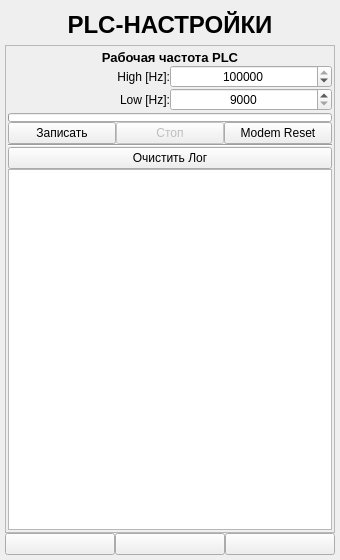
First picture: the form in ANDROID_FORMS/plc_settings_form.ui, repository DavidSiegman/PLC_RF_Configurator, before the edit.
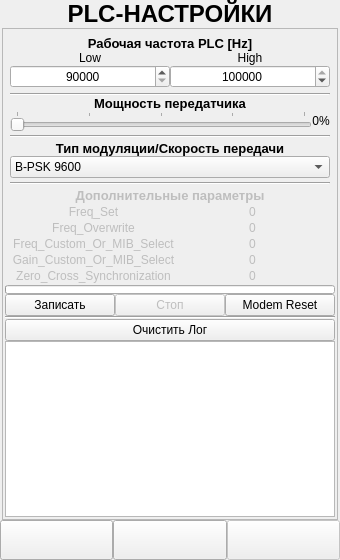
Second picture: the form after the edit. Icons and pictures are not drawn.

```diff
--- a/ANDROID_FORMS/plc_settings_form.ui
+++ b/ANDROID_FORMS/plc_settings_form.ui
@@ -13,21 +13,21 @@
   <property name="windowTitle">
    <string>Form</string>
   </property>
-  <layout class="QVBoxLayout" name="verticalLayout_2">
+  <layout class="QVBoxLayout" name="verticalLayout_8">
    <property name="spacing">
     <number>0</number>
    </property>
    <property name="leftMargin">
-    <number>5</number>
+    <number>0</number>
    </property>
    <property name="topMargin">
-    <number>5</number>
+    <number>0</number>
    </property>
    <property name="rightMargin">
-    <number>5</number>
+    <number>0</number>
    </property>
    <property name="bottomMargin">
-    <number>5</number>
+    <number>0</number>
    </property>
    <item>
     <widget class="QLabel" name="label_1">
@@ -40,7 +40,7 @@
      <property name="minimumSize">
       <size>
        <width>0</width>
-       <height>40</height>
+       <height>0</height>
       </size>
      </property>
      <property name="font">
@@ -60,6 +60,27 @@
     </widget>
    </item>
    <item>
+    <widget class="QWidget" name="Main_Widget" native="true">
+     <property name="styleSheet">
+      <string notr="true"/>
+     </property>
+     <layout class="QVBoxLayout" name="verticalLayout_6">
+      <property name="spacing">
+       <number>0</number>
+      </property>
+      <property name="leftMargin">
+       <number>2</number>
+      </property>
+      <property name="topMargin">
+       <number>0</number>
+      </property>
+      <property name="rightMargin">
+       <number>2</number>
+      </property>
+      <property name="bottomMargin">
+       <number>0</number>
+      </property>
+      <item>
     <widget class="QScrollArea" name="scrollArea">
      <property name="horizontalScrollBarPolicy">
       <enum>Qt::ScrollBarAlwaysOff</enum>
@@ -72,8 +93,8 @@
        <rect>
         <x>0</x>
         <y>0</y>
-        <width>328</width>
-        <height>468</height>
+           <width>334</width>
+           <height>486</height>
        </rect>
       </property>
       <layout class="QVBoxLayout" name="verticalLayout">
@@ -99,16 +120,16 @@
            <number>0</number>
           </property>
           <property name="leftMargin">
-           <number>0</number>
+              <number>5</number>
           </property>
           <property name="topMargin">
-           <number>2</number>
+              <number>5</number>
           </property>
           <property name="rightMargin">
-           <number>0</number>
+              <number>5</number>
           </property>
           <property name="bottomMargin">
-           <number>2</number>
+              <number>0</number>
           </property>
           <item>
            <widget class="QLabel" name="label_2">
@@ -139,7 +160,7 @@
              </font>
             </property>
             <property name="text">
-             <string>Рабочая частота PLC</string>
+                <string>Рабочая частота PLC [Hz]</string>
             </property>
             <property name="alignment">
              <set>Qt::AlignCenter</set>
@@ -148,115 +169,10 @@
           </item>
           <item>
            <layout class="QGridLayout" name="gridLayout">
-            <item row="1" column="1">
-             <widget class="QSpinBox" name="PLC_LowF">
-              <property name="sizePolicy">
-               <sizepolicy hsizetype="Expanding" vsizetype="Minimum">
-                <horstretch>0</horstretch>
-                <verstretch>0</verstretch>
-               </sizepolicy>
-              </property>
-              <property name="minimumSize">
-               <size>
-                <width>0</width>
-                <height>0</height>
-               </size>
-              </property>
-              <property name="maximumSize">
-               <size>
-                <width>16777215</width>
-                <height>16777215</height>
-               </size>
-              </property>
-              <property name="font">
-               <font>
-                <family>Microsoft YaHei UI</family>
-               </font>
-              </property>
-              <property name="alignment">
-               <set>Qt::AlignCenter</set>
-              </property>
-              <property name="minimum">
-               <number>9000</number>
-              </property>
-              <property name="maximum">
-               <number>125000</number>
-              </property>
-             </widget>
-            </item>
-            <item row="1" column="0">
-             <widget class="QLabel" name="label_4">
-              <property name="sizePolicy">
-               <sizepolicy hsizetype="Expanding" vsizetype="Minimum">
-                <horstretch>0</horstretch>
-                <verstretch>0</verstretch>
-               </sizepolicy>
-              </property>
-              <property name="minimumSize">
-               <size>
-                <width>100</width>
-                <height>0</height>
-               </size>
-              </property>
-              <property name="maximumSize">
-               <size>
-                <width>16777215</width>
-                <height>16777215</height>
-               </size>
-              </property>
-              <property name="font">
-               <font>
-                <family>Microsoft YaHei UI</family>
-               </font>
-              </property>
-              <property name="text">
-               <string>Low [Hz]:</string>
-              </property>
-              <property name="alignment">
-               <set>Qt::AlignRight|Qt::AlignTrailing|Qt::AlignVCenter</set>
-              </property>
-             </widget>
-            </item>
+               <property name="spacing">
+                <number>0</number>
+               </property>
             <item row="0" column="1">
-             <widget class="QSpinBox" name="PLC_HighF">
-              <property name="sizePolicy">
-               <sizepolicy hsizetype="Expanding" vsizetype="Minimum">
-                <horstretch>0</horstretch>
-                <verstretch>0</verstretch>
-               </sizepolicy>
-              </property>
-              <property name="minimumSize">
-               <size>
-                <width>0</width>
-                <height>0</height>
-               </size>
-              </property>
-              <property name="maximumSize">
-               <size>
-                <width>16777215</width>
-                <height>16777215</height>
-               </size>
-              </property>
-              <property name="font">
-               <font>
-                <family>Microsoft YaHei UI</family>
-               </font>
-              </property>
-              <property name="alignment">
-               <set>Qt::AlignCenter</set>
-              </property>
-              <property name="minimum">
-               <number>9000</number>
-              </property>
-              <property name="maximum">
-               <number>125000</number>
-              </property>
-              <property name="value">
-               <number>125000</number>
-              </property>
-             </widget>
-            </item>
-            <item row="0" column="0">
              <widget class="QLabel" name="label_3">
               <property name="sizePolicy">
                <sizepolicy hsizetype="Expanding" vsizetype="Minimum">
@@ -282,10 +198,652 @@
                </font>
               </property>
               <property name="text">
-               <string>High [Hz]:</string>
+                  <string>High</string>
               </property>
               <property name="alignment">
-               <set>Qt::AlignRight|Qt::AlignTrailing|Qt::AlignVCenter</set>
+                  <set>Qt::AlignCenter</set>
+                 </property>
+                </widget>
+               </item>
+               <item row="1" column="1">
+                <widget class="QSpinBox" name="PLC_HighF">
+                 <property name="sizePolicy">
+                  <sizepolicy hsizetype="Expanding" vsizetype="Minimum">
+                   <horstretch>0</horstretch>
+                   <verstretch>0</verstretch>
+                  </sizepolicy>
+                 </property>
+                 <property name="minimumSize">
+                  <size>
+                   <width>0</width>
+                   <height>0</height>
+                  </size>
+                 </property>
+                 <property name="maximumSize">
+                  <size>
+                   <width>16777215</width>
+                   <height>16777215</height>
+                  </size>
+                 </property>
+                 <property name="font">
+                  <font>
+                   <family>Microsoft YaHei UI</family>
+                  </font>
+                 </property>
+                 <property name="alignment">
+                  <set>Qt::AlignCenter</set>
+                 </property>
+                 <property name="minimum">
+                  <number>90000</number>
+                 </property>
+                 <property name="maximum">
+                  <number>125000</number>
+                 </property>
+                 <property name="value">
+                  <number>125000</number>
+                 </property>
+                </widget>
+               </item>
+               <item row="0" column="0">
+                <widget class="QLabel" name="label_4">
+                 <property name="sizePolicy">
+                  <sizepolicy hsizetype="Expanding" vsizetype="Minimum">
+                   <horstretch>0</horstretch>
+                   <verstretch>0</verstretch>
+                  </sizepolicy>
+                 </property>
+                 <property name="minimumSize">
+                  <size>
+                   <width>100</width>
+                   <height>0</height>
+                  </size>
+                 </property>
+                 <property name="maximumSize">
+                  <size>
+                   <width>16777215</width>
+                   <height>16777215</height>
+                  </size>
+                 </property>
+                 <property name="font">
+                  <font>
+                   <family>Microsoft YaHei UI</family>
+                  </font>
+                 </property>
+                 <property name="text">
+                  <string>Low</string>
+                 </property>
+                 <property name="alignment">
+                  <set>Qt::AlignCenter</set>
+                 </property>
+                </widget>
+               </item>
+               <item row="1" column="0">
+                <widget class="QSpinBox" name="PLC_LowF">
+                 <property name="sizePolicy">
+                  <sizepolicy hsizetype="Expanding" vsizetype="Minimum">
+                   <horstretch>0</horstretch>
+                   <verstretch>0</verstretch>
+                  </sizepolicy>
+                 </property>
+                 <property name="minimumSize">
+                  <size>
+                   <width>0</width>
+                   <height>0</height>
+                  </size>
+                 </property>
+                 <property name="maximumSize">
+                  <size>
+                   <width>16777215</width>
+                   <height>16777215</height>
+                  </size>
+                 </property>
+                 <property name="font">
+                  <font>
+                   <family>Microsoft YaHei UI</family>
+                  </font>
+                 </property>
+                 <property name="alignment">
+                  <set>Qt::AlignCenter</set>
+                 </property>
+                 <property name="minimum">
+                  <number>90000</number>
+                 </property>
+                 <property name="maximum">
+                  <number>125000</number>
+                 </property>
+                </widget>
+               </item>
+              </layout>
+             </item>
+            </layout>
+           </widget>
+          </item>
+          <item>
+           <widget class="QWidget" name="PLCSettings_Widget" native="true">
+            <layout class="QVBoxLayout" name="verticalLayout_7">
+             <property name="spacing">
+              <number>0</number>
+             </property>
+             <property name="leftMargin">
+              <number>5</number>
+             </property>
+             <property name="topMargin">
+              <number>5</number>
+             </property>
+             <property name="rightMargin">
+              <number>5</number>
+             </property>
+             <property name="bottomMargin">
+              <number>0</number>
+             </property>
+             <item>
+              <widget class="Line" name="line_4">
+               <property name="orientation">
+                <enum>Qt::Horizontal</enum>
+               </property>
+              </widget>
+             </item>
+             <item>
+              <widget class="QLabel" name="label_5">
+               <property name="sizePolicy">
+                <sizepolicy hsizetype="Expanding" vsizetype="Minimum">
+                 <horstretch>0</horstretch>
+                 <verstretch>0</verstretch>
+                </sizepolicy>
+               </property>
+               <property name="minimumSize">
+                <size>
+                 <width>0</width>
+                 <height>0</height>
+                </size>
+               </property>
+               <property name="maximumSize">
+                <size>
+                 <width>16777215</width>
+                 <height>16777215</height>
+                </size>
+               </property>
+               <property name="font">
+                <font>
+                 <family>Microsoft YaHei UI</family>
+                 <pointsize>10</pointsize>
+                 <weight>75</weight>
+                 <bold>true</bold>
+                </font>
+               </property>
+               <property name="text">
+                <string>Мощность передатчика</string>
+               </property>
+               <property name="alignment">
+                <set>Qt::AlignCenter</set>
+               </property>
+              </widget>
+             </item>
+             <item>
+              <layout class="QHBoxLayout" name="horizontalLayout_3">
+               <property name="spacing">
+                <number>0</number>
+               </property>
+               <item>
+                <widget class="QSlider" name="PLC_Power">
+                 <property name="sizePolicy">
+                  <sizepolicy hsizetype="Expanding" vsizetype="Minimum">
+                   <horstretch>0</horstretch>
+                   <verstretch>0</verstretch>
+                  </sizepolicy>
+                 </property>
+                 <property name="minimum">
+                  <number>3</number>
+                 </property>
+                 <property name="maximum">
+                  <number>31</number>
+                 </property>
+                 <property name="pageStep">
+                  <number>1</number>
+                 </property>
+                 <property name="value">
+                  <number>3</number>
+                 </property>
+                 <property name="orientation">
+                  <enum>Qt::Horizontal</enum>
+                 </property>
+                 <property name="tickPosition">
+                  <enum>QSlider::TicksAbove</enum>
+                 </property>
+                 <property name="tickInterval">
+                  <number>7</number>
+                 </property>
+                </widget>
+               </item>
+               <item>
+                <widget class="QLabel" name="PLC_PowerIndic">
+                 <property name="sizePolicy">
+                  <sizepolicy hsizetype="Minimum" vsizetype="Minimum">
+                   <horstretch>0</horstretch>
+                   <verstretch>0</verstretch>
+                  </sizepolicy>
+                 </property>
+                 <property name="font">
+                  <font>
+                   <family>Microsoft YaHei UI</family>
+                  </font>
+                 </property>
+                 <property name="text">
+                  <string>0%</string>
+                 </property>
+                 <property name="scaledContents">
+                  <bool>true</bool>
+                 </property>
+                 <property name="alignment">
+                  <set>Qt::AlignCenter</set>
+                 </property>
+                 <property name="wordWrap">
+                  <bool>false</bool>
+                 </property>
+                </widget>
+               </item>
+              </layout>
+             </item>
+             <item>
+              <widget class="Line" name="line_2">
+               <property name="minimumSize">
+                <size>
+                 <width>0</width>
+                 <height>10</height>
+                </size>
+               </property>
+               <property name="orientation">
+                <enum>Qt::Horizontal</enum>
+               </property>
+              </widget>
+             </item>
+             <item>
+              <widget class="QLabel" name="label_6">
+               <property name="sizePolicy">
+                <sizepolicy hsizetype="Expanding" vsizetype="Minimum">
+                 <horstretch>0</horstretch>
+                 <verstretch>0</verstretch>
+                </sizepolicy>
+               </property>
+               <property name="minimumSize">
+                <size>
+                 <width>0</width>
+                 <height>0</height>
+                </size>
+               </property>
+               <property name="maximumSize">
+                <size>
+                 <width>16777215</width>
+                 <height>16777215</height>
+                </size>
+               </property>
+               <property name="font">
+                <font>
+                 <family>Microsoft YaHei UI</family>
+                 <pointsize>10</pointsize>
+                 <weight>75</weight>
+                 <bold>true</bold>
+                </font>
+               </property>
+               <property name="text">
+                <string>Тип модуляции/Скорость передачи</string>
+               </property>
+               <property name="alignment">
+                <set>Qt::AlignCenter</set>
+               </property>
+              </widget>
+             </item>
+             <item>
+              <widget class="QComboBox" name="PLCModulation">
+               <property name="sizePolicy">
+                <sizepolicy hsizetype="Expanding" vsizetype="Minimum">
+                 <horstretch>0</horstretch>
+                 <verstretch>0</verstretch>
+                </sizepolicy>
+               </property>
+               <property name="font">
+                <font>
+                 <family>Microsoft YaHei UI</family>
+                </font>
+               </property>
+               <item>
+                <property name="text">
+                 <string>B-PSK 9600</string>
+                </property>
+               </item>
+               <item>
+                <property name="text">
+                 <string>Q-PSK 19200</string>
+                </property>
+               </item>
+               <item>
+                <property name="text">
+                 <string>8-PSK 28800</string>
+                </property>
+               </item>
+               <item>
+                <property name="text">
+                 <string>B-PSK Coded 4800</string>
+                </property>
+               </item>
+               <item>
+                <property name="text">
+                 <string>Q-PSK Coded 9600</string>
+                </property>
+               </item>
+               <item>
+                <property name="text">
+                 <string>B-PSK Coded PNA 2400</string>
+                </property>
+               </item>
+              </widget>
+             </item>
+             <item>
+              <widget class="Line" name="line_3">
+               <property name="minimumSize">
+                <size>
+                 <width>0</width>
+                 <height>10</height>
+                </size>
+               </property>
+               <property name="orientation">
+                <enum>Qt::Horizontal</enum>
+               </property>
+              </widget>
+             </item>
+             <item>
+              <widget class="QLabel" name="label_7">
+               <property name="enabled">
+                <bool>false</bool>
+               </property>
+               <property name="sizePolicy">
+                <sizepolicy hsizetype="Expanding" vsizetype="Minimum">
+                 <horstretch>0</horstretch>
+                 <verstretch>0</verstretch>
+                </sizepolicy>
+               </property>
+               <property name="minimumSize">
+                <size>
+                 <width>0</width>
+                 <height>0</height>
+                </size>
+               </property>
+               <property name="maximumSize">
+                <size>
+                 <width>16777215</width>
+                 <height>16777215</height>
+                </size>
+               </property>
+               <property name="font">
+                <font>
+                 <family>Microsoft YaHei UI</family>
+                 <pointsize>10</pointsize>
+                 <weight>75</weight>
+                 <bold>true</bold>
+                </font>
+               </property>
+               <property name="text">
+                <string>Дополнительные параметры</string>
+               </property>
+               <property name="alignment">
+                <set>Qt::AlignCenter</set>
+               </property>
+              </widget>
+             </item>
+             <item>
+              <layout class="QGridLayout" name="gridLayout_2">
+               <property name="leftMargin">
+                <number>2</number>
+               </property>
+               <property name="topMargin">
+                <number>2</number>
+               </property>
+               <property name="rightMargin">
+                <number>2</number>
+               </property>
+               <property name="bottomMargin">
+                <number>2</number>
+               </property>
+               <property name="spacing">
+                <number>2</number>
+               </property>
+               <item row="0" column="0">
+                <widget class="QLabel" name="label_10">
+                 <property name="enabled">
+                  <bool>false</bool>
+                 </property>
+                 <property name="sizePolicy">
+                  <sizepolicy hsizetype="Expanding" vsizetype="Minimum">
+                   <horstretch>0</horstretch>
+                   <verstretch>0</verstretch>
+                  </sizepolicy>
+                 </property>
+                 <property name="font">
+                  <font>
+                   <family>Microsoft YaHei UI</family>
+                  </font>
+                 </property>
+                 <property name="text">
+                  <string>Freq_Set</string>
+                 </property>
+                 <property name="alignment">
+                  <set>Qt::AlignCenter</set>
+                 </property>
+                </widget>
+               </item>
+               <item row="0" column="1">
+                <widget class="QLabel" name="Freq_Set">
+                 <property name="enabled">
+                  <bool>false</bool>
+                 </property>
+                 <property name="sizePolicy">
+                  <sizepolicy hsizetype="Expanding" vsizetype="Minimum">
+                   <horstretch>0</horstretch>
+                   <verstretch>0</verstretch>
+                  </sizepolicy>
+                 </property>
+                 <property name="font">
+                  <font>
+                   <family>Microsoft YaHei UI</family>
+                  </font>
+                 </property>
+                 <property name="text">
+                  <string>0</string>
+                 </property>
+                 <property name="alignment">
+                  <set>Qt::AlignCenter</set>
+                 </property>
+                </widget>
+               </item>
+               <item row="2" column="0">
+                <widget class="QLabel" name="label_8">
+                 <property name="enabled">
+                  <bool>false</bool>
+                 </property>
+                 <property name="sizePolicy">
+                  <sizepolicy hsizetype="Expanding" vsizetype="Minimum">
+                   <horstretch>0</horstretch>
+                   <verstretch>0</verstretch>
+                  </sizepolicy>
+                 </property>
+                 <property name="font">
+                  <font>
+                   <family>Microsoft YaHei UI</family>
+                  </font>
+                 </property>
+                 <property name="text">
+                  <string>Freq_Custom_Or_MIB_Select</string>
+                 </property>
+                 <property name="alignment">
+                  <set>Qt::AlignCenter</set>
+                 </property>
+                </widget>
+               </item>
+               <item row="2" column="1">
+                <widget class="QLabel" name="Freq_Custom_Or_MIB_Select">
+                 <property name="enabled">
+                  <bool>false</bool>
+                 </property>
+                 <property name="sizePolicy">
+                  <sizepolicy hsizetype="Expanding" vsizetype="Minimum">
+                   <horstretch>0</horstretch>
+                   <verstretch>0</verstretch>
+                  </sizepolicy>
+                 </property>
+                 <property name="font">
+                  <font>
+                   <family>Microsoft YaHei UI</family>
+                  </font>
+                 </property>
+                 <property name="text">
+                  <string>0</string>
+                 </property>
+                 <property name="alignment">
+                  <set>Qt::AlignCenter</set>
+                 </property>
+                </widget>
+               </item>
+               <item row="1" column="0">
+                <widget class="QLabel" name="label_9">
+                 <property name="enabled">
+                  <bool>false</bool>
+                 </property>
+                 <property name="sizePolicy">
+                  <sizepolicy hsizetype="Expanding" vsizetype="Minimum">
+                   <horstretch>0</horstretch>
+                   <verstretch>0</verstretch>
+                  </sizepolicy>
+                 </property>
+                 <property name="font">
+                  <font>
+                   <family>Microsoft YaHei UI</family>
+                  </font>
+                 </property>
+                 <property name="text">
+                  <string>Freq_Overwrite</string>
+                 </property>
+                 <property name="alignment">
+                  <set>Qt::AlignCenter</set>
+                 </property>
+                </widget>
+               </item>
+               <item row="1" column="1">
+                <widget class="QLabel" name="Freq_Overwrite">
+                 <property name="enabled">
+                  <bool>false</bool>
+                 </property>
+                 <property name="sizePolicy">
+                  <sizepolicy hsizetype="Expanding" vsizetype="Minimum">
+                   <horstretch>0</horstretch>
+                   <verstretch>0</verstretch>
+                  </sizepolicy>
+                 </property>
+                 <property name="font">
+                  <font>
+                   <family>Microsoft YaHei UI</family>
+                  </font>
+                 </property>
+                 <property name="text">
+                  <string>0</string>
+                 </property>
+                 <property name="alignment">
+                  <set>Qt::AlignCenter</set>
+                 </property>
+                </widget>
+               </item>
+               <item row="3" column="0">
+                <widget class="QLabel" name="label_11">
+                 <property name="enabled">
+                  <bool>false</bool>
+                 </property>
+                 <property name="sizePolicy">
+                  <sizepolicy hsizetype="Expanding" vsizetype="Minimum">
+                   <horstretch>0</horstretch>
+                   <verstretch>0</verstretch>
+                  </sizepolicy>
+                 </property>
+                 <property name="font">
+                  <font>
+                   <family>Microsoft YaHei UI</family>
+                  </font>
+                 </property>
+                 <property name="text">
+                  <string>Gain_Custom_Or_MIB_Select</string>
+                 </property>
+                 <property name="alignment">
+                  <set>Qt::AlignCenter</set>
+                 </property>
+                </widget>
+               </item>
+               <item row="3" column="1">
+                <widget class="QLabel" name="Gain_Custom_Or_MIB_Select">
+                 <property name="enabled">
+                  <bool>false</bool>
+                 </property>
+                 <property name="sizePolicy">
+                  <sizepolicy hsizetype="Expanding" vsizetype="Minimum">
+                   <horstretch>0</horstretch>
+                   <verstretch>0</verstretch>
+                  </sizepolicy>
+                 </property>
+                 <property name="font">
+                  <font>
+                   <family>Microsoft YaHei UI</family>
+                  </font>
+                 </property>
+                 <property name="text">
+                  <string>0</string>
+                 </property>
+                 <property name="alignment">
+                  <set>Qt::AlignCenter</set>
+                 </property>
+                </widget>
+               </item>
+               <item row="4" column="0">
+                <widget class="QLabel" name="label_12">
+                 <property name="enabled">
+                  <bool>false</bool>
+                 </property>
+                 <property name="sizePolicy">
+                  <sizepolicy hsizetype="Expanding" vsizetype="Minimum">
+                   <horstretch>0</horstretch>
+                   <verstretch>0</verstretch>
+                  </sizepolicy>
+                 </property>
+                 <property name="font">
+                  <font>
+                   <family>Microsoft YaHei UI</family>
+                  </font>
+                 </property>
+                 <property name="text">
+                  <string>Zero_Cross_Synchronization</string>
+                 </property>
+                 <property name="alignment">
+                  <set>Qt::AlignCenter</set>
+                 </property>
+                </widget>
+               </item>
+               <item row="4" column="1">
+                <widget class="QLabel" name="Zero_Cross_Synchronization">
+                 <property name="enabled">
+                  <bool>false</bool>
+                 </property>
+                 <property name="sizePolicy">
+                  <sizepolicy hsizetype="Expanding" vsizetype="Minimum">
+                   <horstretch>0</horstretch>
+                   <verstretch>0</verstretch>
+                  </sizepolicy>
+                 </property>
+                 <property name="font">
+                  <font>
+                   <family>Microsoft YaHei UI</family>
+                  </font>
+                 </property>
+                 <property name="text">
+                  <string>0</string>
+                 </property>
+                 <property name="alignment">
+                  <set>Qt::AlignCenter</set>
               </property>
              </widget>
             </item>
@@ -479,15 +1037,39 @@
      </widget>
     </widget>
    </item>
+     </layout>
+    </widget>
+   </item>
    <item>
-    <layout class="QHBoxLayout" name="horizontalLayout">
+    <widget class="QWidget" name="DownPanel_Widget" native="true">
+     <property name="styleSheet">
+      <string notr="true"/>
+     </property>
+     <layout class="QVBoxLayout" name="verticalLayout_5">
+      <property name="spacing">
+       <number>0</number>
+      </property>
+      <property name="leftMargin">
+       <number>0</number>
+      </property>
+      <property name="topMargin">
+       <number>0</number>
+      </property>
+      <property name="rightMargin">
+       <number>0</number>
+      </property>
+      <property name="bottomMargin">
+       <number>0</number>
+      </property>
+      <item>
+       <layout class="QHBoxLayout" name="horizontalLayout_2">
      <property name="spacing">
       <number>0</number>
      </property>
      <item>
       <widget class="QPushButton" name="Back">
        <property name="sizePolicy">
-        <sizepolicy hsizetype="Expanding" vsizetype="Minimum">
+           <sizepolicy hsizetype="Minimum" vsizetype="Minimum">
          <horstretch>0</horstretch>
          <verstretch>0</verstretch>
         </sizepolicy>
@@ -495,7 +1077,7 @@
        <property name="minimumSize">
         <size>
          <width>0</width>
-         <height>0</height>
+            <height>40</height>
         </size>
        </property>
        <property name="text">
@@ -516,7 +1098,7 @@
      <item>
       <widget class="QPushButton" name="btnSettings">
        <property name="sizePolicy">
-        <sizepolicy hsizetype="Expanding" vsizetype="Minimum">
+           <sizepolicy hsizetype="Minimum" vsizetype="Minimum">
          <horstretch>0</horstretch>
          <verstretch>0</verstretch>
         </sizepolicy>
@@ -524,7 +1106,7 @@
        <property name="minimumSize">
         <size>
          <width>0</width>
-         <height>0</height>
+            <height>40</height>
         </size>
        </property>
        <property name="maximumSize">
@@ -552,9 +1134,33 @@
       </widget>
      </item>
      <item>
+         <widget class="QWidget" name="Next_Widget" native="true">
+          <property name="enabled">
+           <bool>false</bool>
+          </property>
+          <layout class="QVBoxLayout" name="verticalLayout_2">
+           <property name="spacing">
+            <number>0</number>
+           </property>
+           <property name="leftMargin">
+            <number>0</number>
+           </property>
+           <property name="topMargin">
+            <number>0</number>
+           </property>
+           <property name="rightMargin">
+            <number>0</number>
+           </property>
+           <property name="bottomMargin">
+            <number>0</number>
+           </property>
+           <item>
       <widget class="QPushButton" name="Next">
+             <property name="enabled">
+              <bool>false</bool>
+             </property>
        <property name="sizePolicy">
-        <sizepolicy hsizetype="Expanding" vsizetype="Minimum">
+              <sizepolicy hsizetype="Minimum" vsizetype="Minimum">
          <horstretch>0</horstretch>
          <verstretch>0</verstretch>
         </sizepolicy>
@@ -562,7 +1168,7 @@
        <property name="minimumSize">
         <size>
          <width>0</width>
-         <height>0</height>
+               <height>40</height>
         </size>
        </property>
        <property name="text">
@@ -581,6 +1187,12 @@
       </widget>
      </item>
     </layout>
+         </widget>
+        </item>
+       </layout>
+      </item>
+     </layout>
+    </widget>
    </item>
   </layout>
  </widget>
```
Left out of the diff: 3 changed lines with no effect on the pictures. Lines whose indentation alone changed are shown as unchanged.
